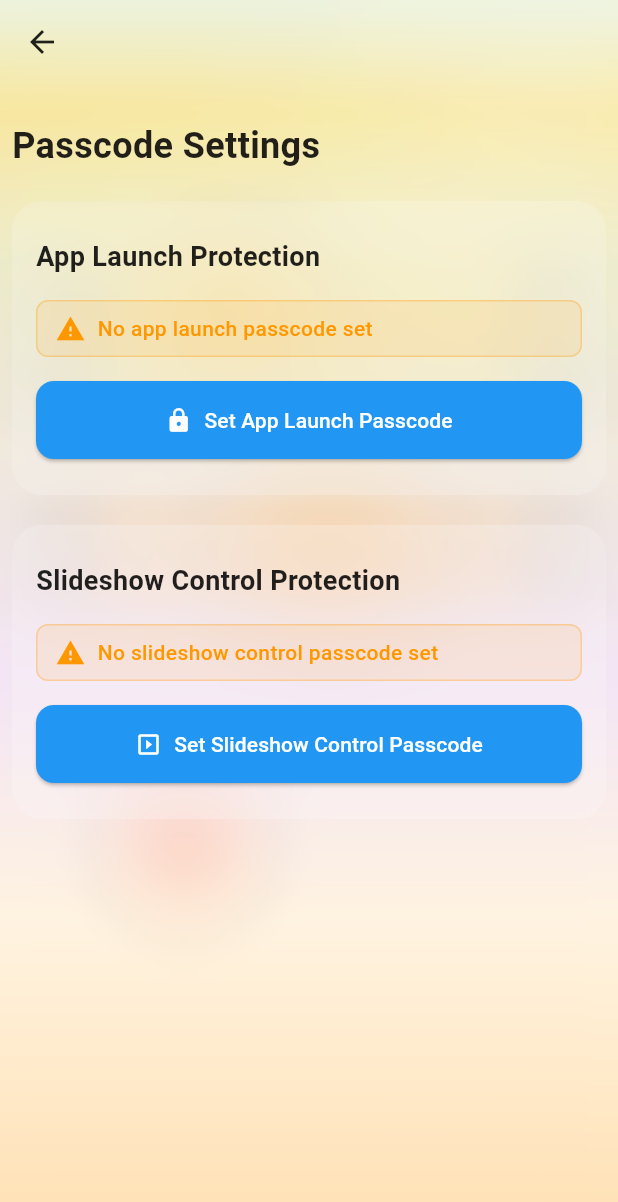
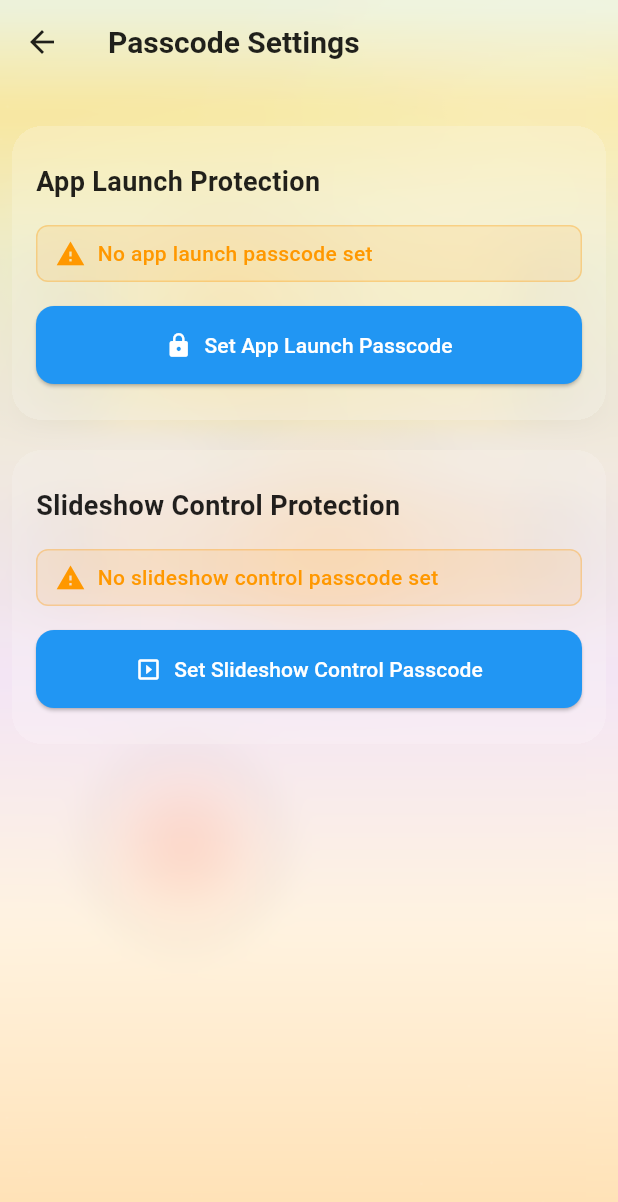
Before and after one commit to Nerdology-io/LumiFrame2, a Flutter app: the MyProfile screen opened by its route, after a tap on "Passcode Lock", on a phone screen of 412 x 824 dp. Shown: the top 1202 px of the screen. Run offline on Flutter 3.47's test engine with Material 3 defaults, Android fonts, the phone set to English and light mode, and no system bars; our stand-ins replace cached_network_image, cloud_firestore, firebase_auth, firebase_core, firebase_storage, get and 7 more; missing offline and left inert: flutter_facebook_auth, photo_manager, video_thumbnail; accounts and stored records are empty; network calls fail.

Commit message:
Added titles to settings screens

```diff
--- a/lib/screens/dashboard/components/settings_screen.dart
+++ b/lib/screens/dashboard/components/settings_screen.dart
@@ -101,6 +101,7 @@ class SettingsScreen extends StatelessWidget {
                         Get.put(SlideshowController());
                       }
                       Get.to(() => NavShellBackgroundWrapper(
+                        title: 'Frame Configuration',
                         child: FrameSettingsScreen(),
                       ));
                     },
@@ -109,6 +110,7 @@ class SettingsScreen extends StatelessWidget {
                     title: const Text('Appearance'),
                     trailing: const Icon(Icons.arrow_forward_ios),
                     onTap: () => Get.to(() => const NavShellBackgroundWrapper(
+                      title: 'Appearance Settings',
                       child: AppearanceSettingsScreen(),
                     )),
                   ),
@@ -124,6 +126,7 @@ class SettingsScreen extends StatelessWidget {
                         Get.put(FirebaseService());
                       }
                       Get.to(() => const NavShellBackgroundWrapper(
+                        title: 'Media Sources',
                         child: MediaSourcesScreen(),
                       ));
                     },
@@ -132,6 +135,7 @@ class SettingsScreen extends StatelessWidget {
                     title: const Text('Advanced'),
                     trailing: const Icon(Icons.arrow_forward_ios),
                     onTap: () => Get.to(() => const NavShellBackgroundWrapper(
+                      title: 'Advanced Settings',
                       child: AdvancedSettingsScreen(),
                     )),
                   ),
--- a/lib/screens/profile/my_profile.dart
+++ b/lib/screens/profile/my_profile.dart
@@ -21,13 +21,12 @@ class MyProfile extends StatelessWidget {
     return Scaffold(
       backgroundColor: Colors.transparent,
       body: NavShellBackgroundWrapper(
+        title: 'My Profile',
         child: SafeArea(
           child: SingleChildScrollView(
             padding: const EdgeInsets.symmetric(vertical: 16),
             child: Column(
             children: [
-              const SizedBox(height: 20),
-
               // Profile Header Card
               GlassmorphismSettingsWrapper(
                 horizontalPadding: 8.0,
--- a/lib/screens/security/passcode_settings_screen.dart
+++ b/lib/screens/security/passcode_settings_screen.dart
@@ -46,27 +46,12 @@ class _PasscodeSettingsScreenState extends State<PasscodeSettingsScreen> {
     return Scaffold(
       backgroundColor: Colors.transparent,
       body: NavShellBackgroundWrapper(
+        title: 'Passcode Settings',
         child: SafeArea(
           child: SingleChildScrollView(
             padding: const EdgeInsets.symmetric(vertical: 16),
             child: Column(
               children: [
-                // Header
-                Padding(
-                  padding: const EdgeInsets.symmetric(horizontal: 8.0, vertical: 8.0),
-                  child: Row(
-                    children: [
-                      Text(
-                        'Passcode Settings',
-                        style: TextStyle(
-                          fontSize: 24,
-                          fontWeight: FontWeight.bold,
-                          color: isDark ? Colors.white : Colors.black87,
-                        ),
-                      ),
-                    ],
-                  ),
-                ),
                 const SizedBox(height: 12),
 
                 // App Launch Passcode Section
--- a/lib/screens/settings/appearance_settings_screen.dart
+++ b/lib/screens/settings/appearance_settings_screen.dart
@@ -18,7 +18,6 @@ class AppearanceSettingsScreen extends StatelessWidget {
         child: Column(
           children: [
             GlassmorphismSettingsWrapper(
-              title: "Appearance Settings",
               horizontalPadding: 16.0,
               blurSigma: 10.0,
               opacity: 0.1,
--- a/lib/screens/settings/frame_settings_screen.dart
+++ b/lib/screens/settings/frame_settings_screen.dart
@@ -23,7 +23,6 @@ class FrameSettingsScreen extends StatelessWidget {
             children: [
               // Frame Configuration Section
               GlassmorphismSettingsWrapper(
-                title: "Frame Configuration",
                 horizontalPadding: 16.0,
                 blurSigma: 10.0,
                 opacity: 0.1,
--- a/lib/widgets/nav_shell_background_wrapper.dart
+++ b/lib/widgets/nav_shell_background_wrapper.dart
@@ -27,9 +27,14 @@ import '../controllers/dynamic_time_controller.dart';
 
 /// Wrapper widget that provides nav shell's dynamic backgrounds to any child screen
 class NavShellBackgroundWrapper extends StatelessWidget {
-  const NavShellBackgroundWrapper({super.key, required this.child});
+  const NavShellBackgroundWrapper({
+    super.key,
+    required this.child,
+    this.title,
+  });
 
   final Widget child;
+  final String? title;
 
   // Dynamic background and overlay builder (same as ResponsiveNavShell)
   Widget buildDynamicBackgroundAndOverlay(BuildContext context) {
@@ -113,7 +118,16 @@ class NavShellBackgroundWrapper extends StatelessWidget {
             statusBarBrightness: isDark ? Brightness.dark : Brightness.light,
             statusBarIconBrightness: isDark ? Brightness.light : Brightness.dark,
           ),
-          title: const Text(''), // Can be customized by child if needed
+          title: title != null
+            ? Text(
+                title!,
+                style: TextStyle(
+                  fontSize: 20,
+                  fontWeight: FontWeight.w600,
+                  color: isDark ? Colors.white : Colors.black87,
+                ),
+              )
+            : const Text(''),
         ),
         body: Stack(
           children: [
```
Also changed, not shown: lib/screens/profile/change_password.dart (+1 -16 lines), lib/screens/profile/edit_profile.dart (+6 -5 lines), lib/screens/settings/media_sources_screen.dart (+8 -2 lines), lib/widgets/responsive_nav_shell.dart (+46 -46 lines), lib/widgets/screen_title_header.dart (added, +60 -0 lines).
